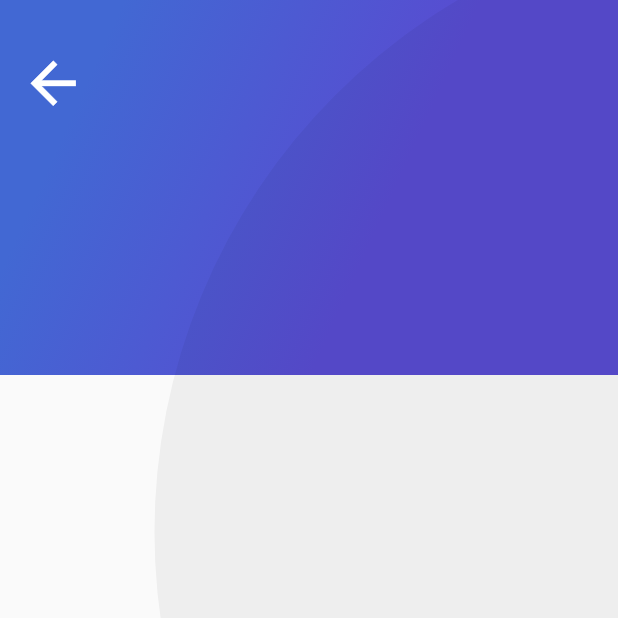
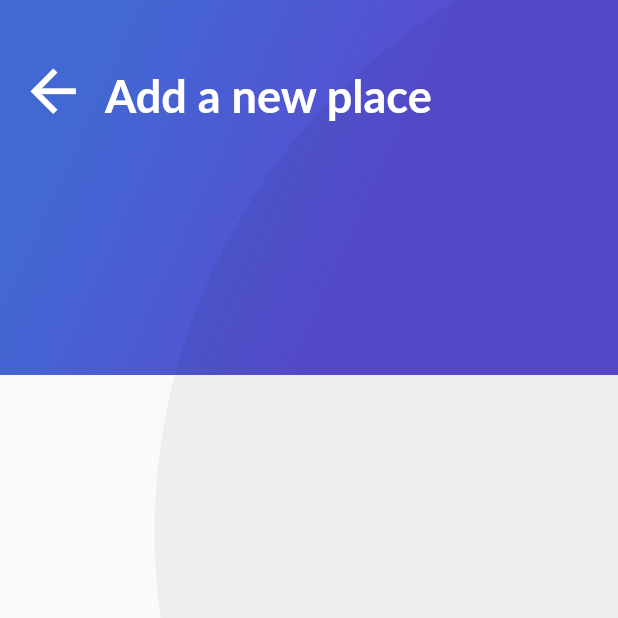
Before and after one commit to Cristhho/platzi-trips-flutter, a Flutter app: the AddPlaceScreen screen opened directly, on a phone screen of 412 x 824 dp, the top half of it. Run offline on Flutter 3.47's test engine with Material 2 defaults, Android fonts, the phone set to English and light mode, and no system bars; our stand-ins replace cloud_firestore, firebase_auth, google_sign_in; missing offline and left inert: generic_bloc_provider; accounts and stored records are empty; Roboto replaces fonts that are missing (Lato).

Commit message:
custom header title

```diff
--- a/lib/place/ui/screens/add_place-screen.dart
+++ b/lib/place/ui/screens/add_place-screen.dart
@@ -1,5 +1,6 @@
 import 'dart:io';
 import 'package:flutter/material.dart';
+import '../../../widgets/title_header.dart';
 import '../../../widgets/gradient_back.dart';
 
 class AddPlaceScreen extends StatefulWidget {
@@ -33,6 +34,13 @@ class _AddPlaceScreenState extends State<AddPlaceScreen> {
                     },
                   ),
                 ),
+              ),
+              Flexible(
+                child: Container(
+                  width: MediaQuery.of(context).size.width,
+                  padding: EdgeInsets.only(top: 45.0, left: 20.0, right: 10.0),
+                  child: TitleHeader(title: "Add a new place")
+                )
               )
             ],
           )
--- /dev/null
+++ b/lib/widgets/title_header.dart
@@ -0,0 +1,21 @@
+import 'package:flutter/material.dart';
+
+class TitleHeader extends StatelessWidget {
+
+  final String title;
+
+  TitleHeader({this.title});
+
+  @override
+  Widget build(BuildContext context) {
+    return Text(
+      title,
+      style: TextStyle(
+        color: Colors.white,
+        fontSize: 30.0,
+        fontFamily: "Lato",
+        fontWeight: FontWeight.bold
+      )
+    );
+  }
+}
```
